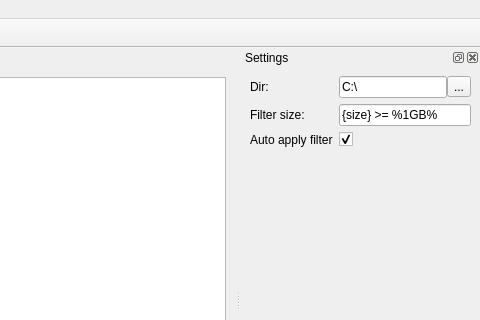
First picture: the form in mainwindow.ui, repository gil9red/directory-sizes, before the edit; both pictures show x 367 to 847 and y 0 to 320 of the 847 by 573 pixel window.
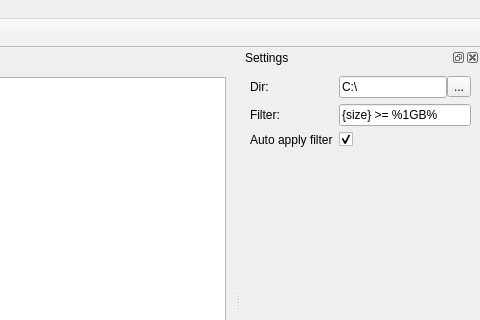
Second picture: the form after the edit.

Commit message: Переименование "filter size" -> "filter"

```diff
--- a/mainwindow.ui
+++ b/mainwindow.ui
@@ -116,7 +116,7 @@
        <item row="1" column="0">
         <widget class="QLabel" name="label_min_size">
          <property name="text">
-          <string>Filter size:</string>
+          <string>Filter:</string>
          </property>
         </widget>
        </item>
```
Left out of the diff: 2 changed lines with no effect on the pictures. The commit also changes 2 other files.
